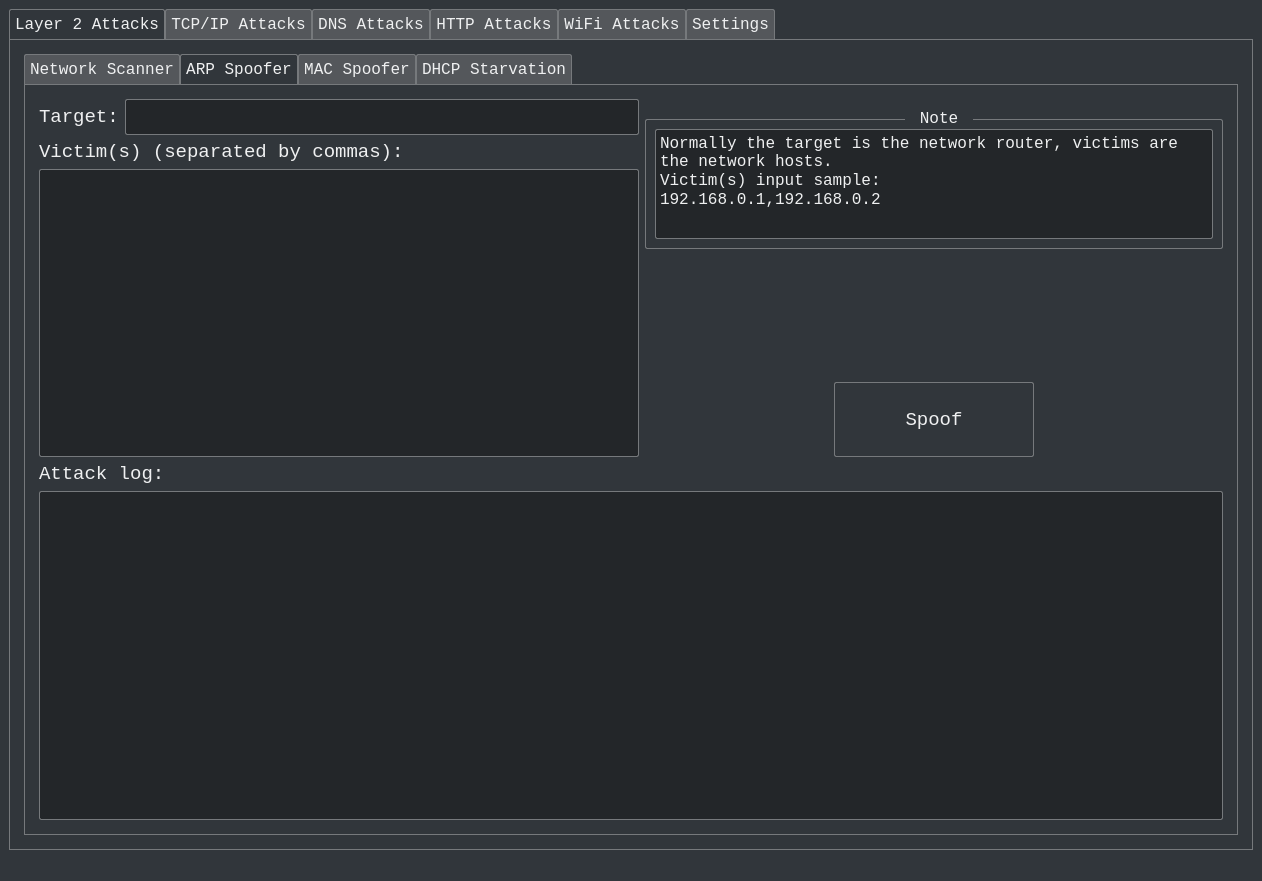
First picture: the form in new_gui.ui, repository XingSc29/NS-Toolbox, before the edit.
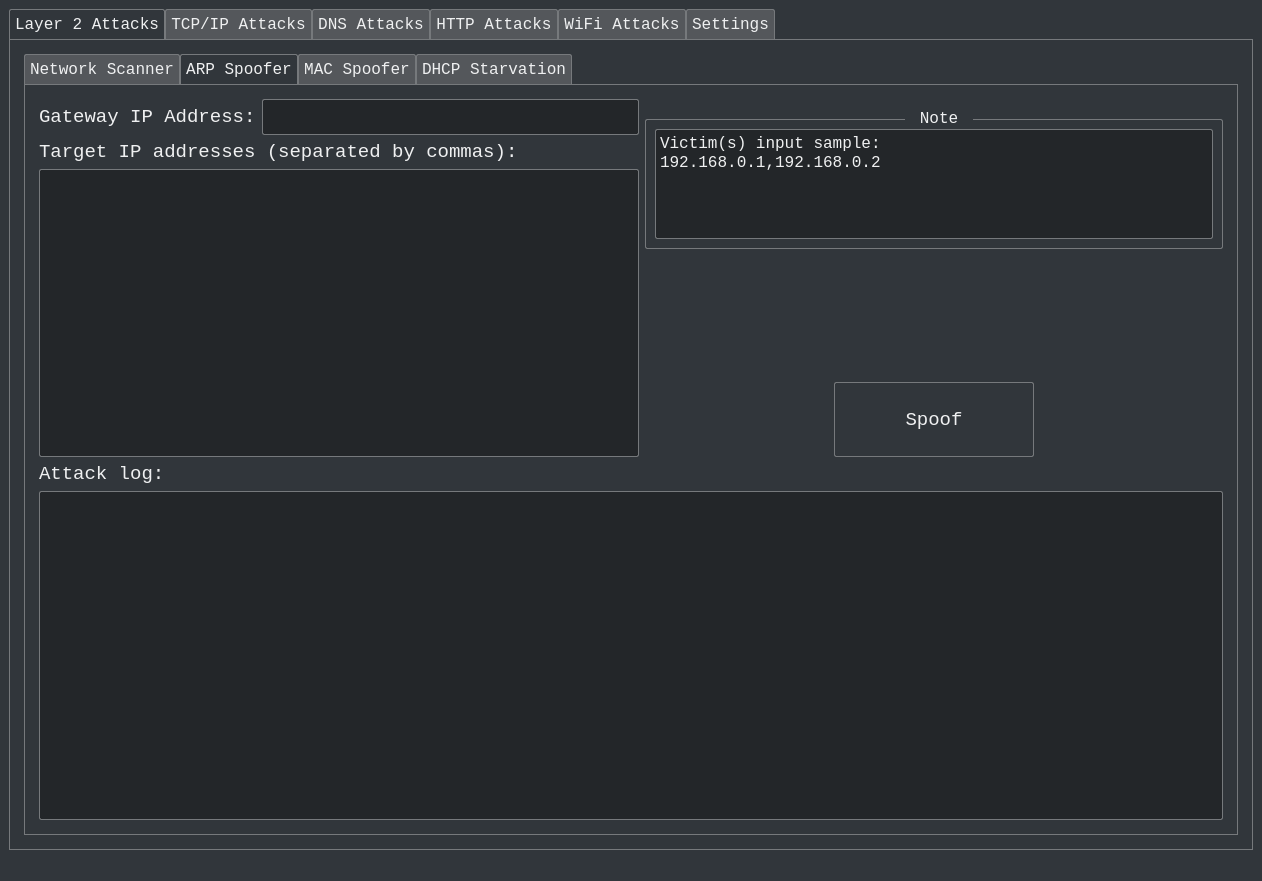
Second picture: the form after the edit. The open tabs and pages were chosen to show the change.

The edit to the form file:
```diff
--- a/new_gui.ui
+++ b/new_gui.ui
@@ -1171,7 +1171,7 @@
                        </font>
                       </property>
                       <property name="text">
-                       <string>Target:</string>
+                       <string>Gateway IP Address:</string>
                       </property>
                      </widget>
                     </item>
@@ -1207,7 +1207,7 @@
                        </font>
                       </property>
                       <property name="text">
-                       <string>Victim(s) (separated by commas):</string>
+                       <string>Target IP addresses (separated by commas):</string>
                       </property>
                      </widget>
                     </item>
@@ -1273,7 +1273,6 @@
 &lt;html&gt;&lt;head&gt;&lt;meta name=&quot;qrichtext&quot; content=&quot;1&quot; /&gt;&lt;style type=&quot;text/css&quot;&gt;
 p, li { white-space: pre-wrap; }
 &lt;/style&gt;&lt;/head&gt;&lt;body style=&quot; font-family:'Monospace'; font-size:12pt; font-weight:400; font-style:normal;&quot;&gt;
-&lt;p style=&quot; margin-top:0px; margin-bottom:0px; margin-left:0px; margin-right:0px; -qt-block-indent:0; text-indent:0px;&quot;&gt;Normally the target is the network router, victims are the network hosts.&lt;/p&gt;
 &lt;p style=&quot; margin-top:0px; margin-bottom:0px; margin-left:0px; margin-right:0px; -qt-block-indent:0; text-indent:0px;&quot;&gt;Victim(s) input sample:&lt;/p&gt;
 &lt;p style=&quot; margin-top:0px; margin-bottom:0px; margin-left:0px; margin-right:0px; -qt-block-indent:0; text-indent:0px;&quot;&gt;192.168.0.1,192.168.0.2&lt;/p&gt;&lt;/body&gt;&lt;/html&gt;</string>
                        </property>
```
Left out of the diff: 18 changed lines with no effect on the pictures.
